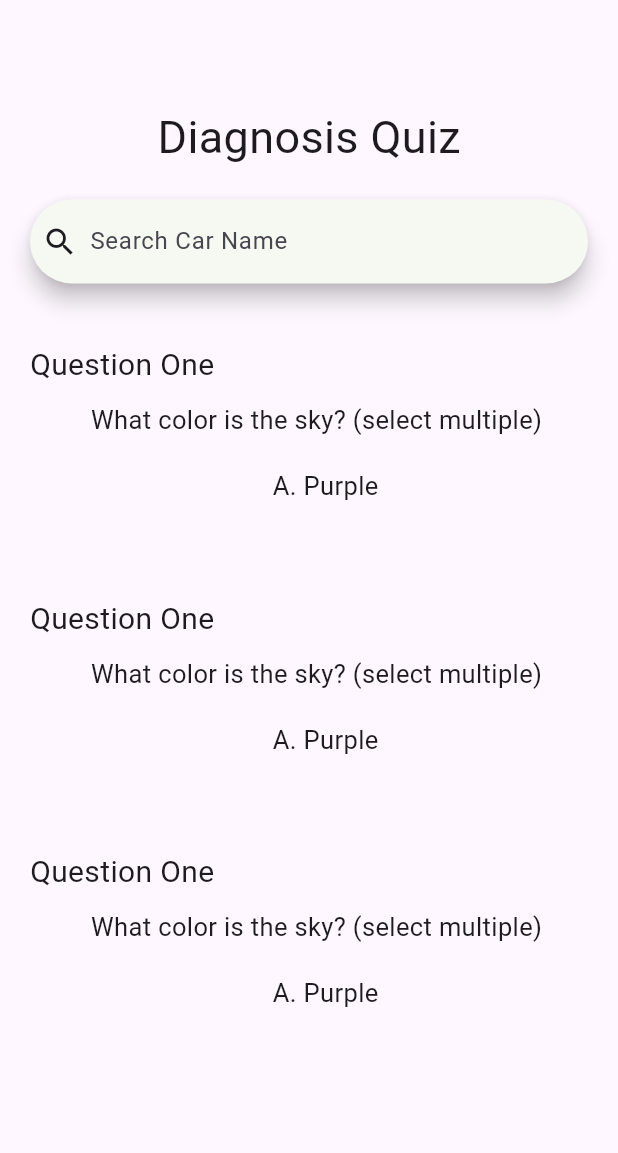
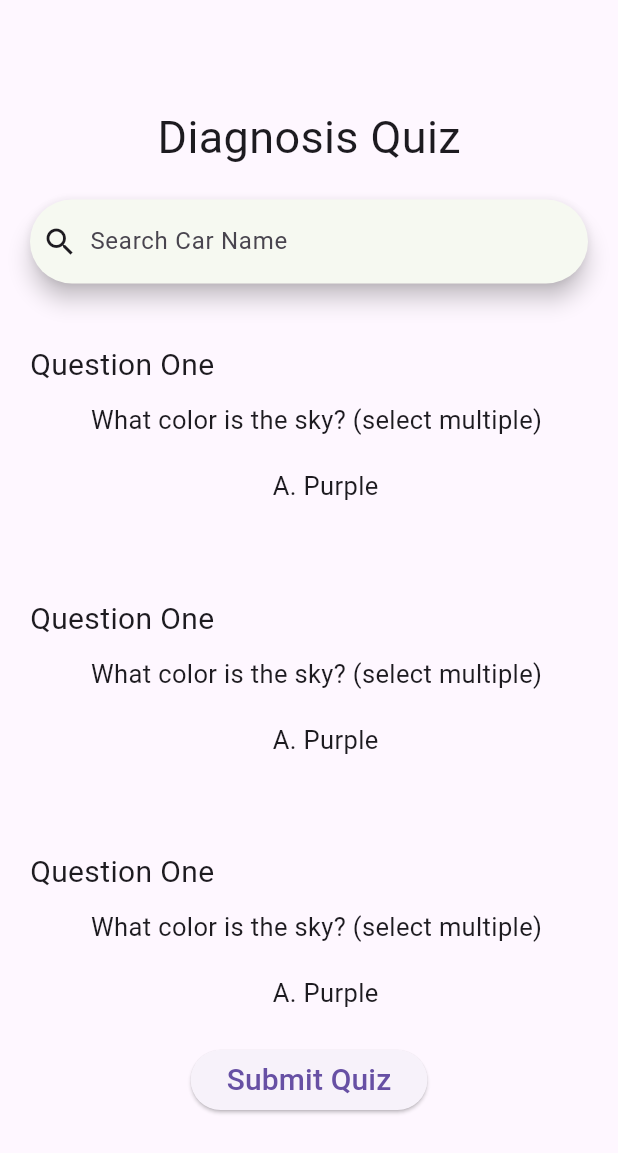
Before and after one commit to AGersonNEU/Capstone, a Flutter app: the DiagnosePage screen opened directly, on a phone screen of 412 x 824 dp. Shown: the top 1153 px of the screen. Run offline on Flutter 3.47's test engine with Material 2 defaults, Android fonts, the phone set to English and light mode, and no system bars; our stand-ins replace youtube_player_flutter; network calls fail.

Commit message:
Building Pages
building the parts page and diagnose page

```diff
--- a/lib/DiagnosePage/diagnose_main_page.dart
+++ b/lib/DiagnosePage/diagnose_main_page.dart
@@ -1,5 +1,6 @@
 import 'package:capstone/DiagnosePage/car_search.dart';
 import 'package:capstone/DiagnosePage/diagnosis_question.dart';
+import 'package:capstone/DiagnoseResultsPage/diagnose_results_main_page.dart';
 import 'package:flutter/cupertino.dart';
 import 'package:flutter/material.dart';
 
@@ -11,12 +12,20 @@ class DiagnosePage extends StatefulWidget {
 }
 
 class _DiagnosePageState extends State<DiagnosePage> {
+
+  void _diagnosisResults(){
+    Navigator.push(
+        context,
+        MaterialPageRoute(builder: (context) => const DiagnoseResultsPage())
+    );
+  }
+
   @override
   Widget build(BuildContext context) {
-    return const Scaffold(
+    return Scaffold(
         body: Column(
       children: <Widget>[
-        Center(
+        const Center(
           child: Padding(
             padding: EdgeInsets.fromLTRB(5, 70, 5, 20),
             child: Text(
@@ -25,12 +34,28 @@ class _DiagnosePageState extends State<DiagnosePage> {
             ),
           ),
         ),
-        Center(
-          child: const CarSearch(),
+        const Center(
+          child: CarSearch(),
         ),
-        DiagnosisQuestion(),
-        DiagnosisQuestion(),
-        DiagnosisQuestion()
+        const DiagnosisQuestion(),
+        const DiagnosisQuestion(),
+        const DiagnosisQuestion(),
+        Align(
+          alignment:
+            Alignment.center,
+          child:
+            ElevatedButton(
+                onPressed: _diagnosisResults,
+                child:
+                  const Text(
+                    'Submit Quiz',
+                    style:
+                      TextStyle(
+                        fontSize: 20
+                      ),
+                  )
+            ),
+        )
       ],
     ));
   }
--- a/lib/HomePage/home_bottom_navbar.dart
+++ b/lib/HomePage/home_bottom_navbar.dart
@@ -28,7 +28,7 @@ class _HomeBottomNavState extends State<HomeBottomNav> {
   void _diagnosePageButton(){
     Navigator.push(
         context,
-        MaterialPageRoute(builder: (context) => const LogInPage())
+        MaterialPageRoute(builder: (context) => const DiagnosePage())
     );
   }
 
```
Also changed, not shown: lib/DiagnoseResultsPage/diagnose_results_main_page.dart (+63 -0 lines), lib/PartsPage/part_specs.dart (added, +40 -0 lines), lib/PartsPage/parts_main_page.dart (added, +30 -0 lines).
